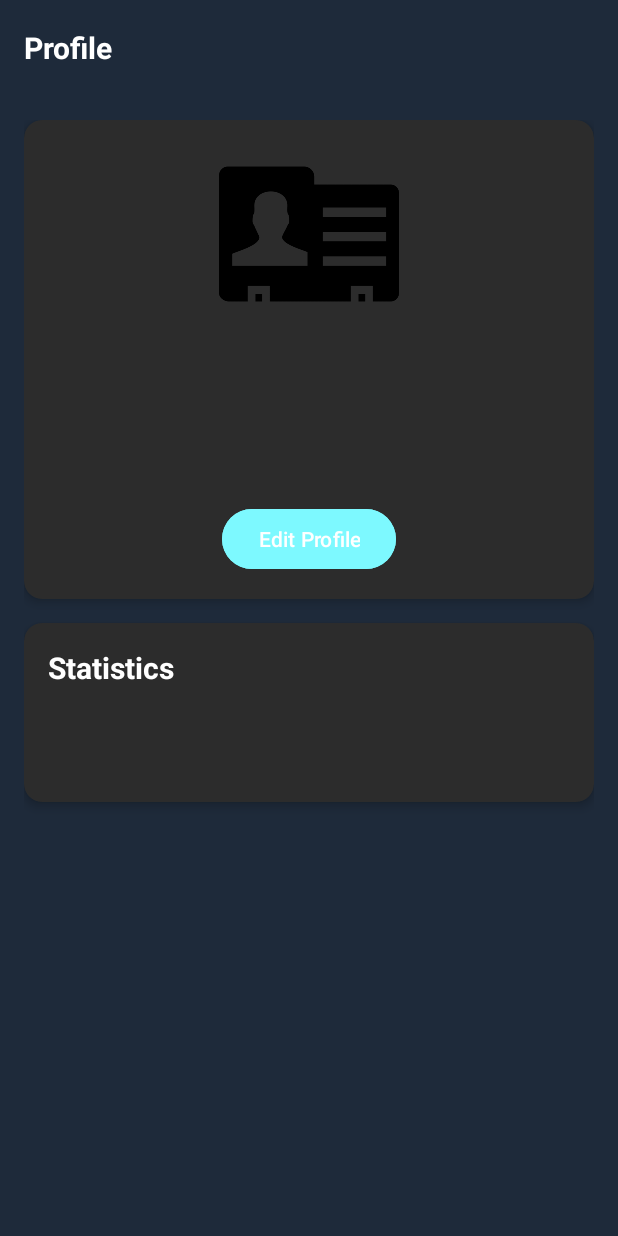
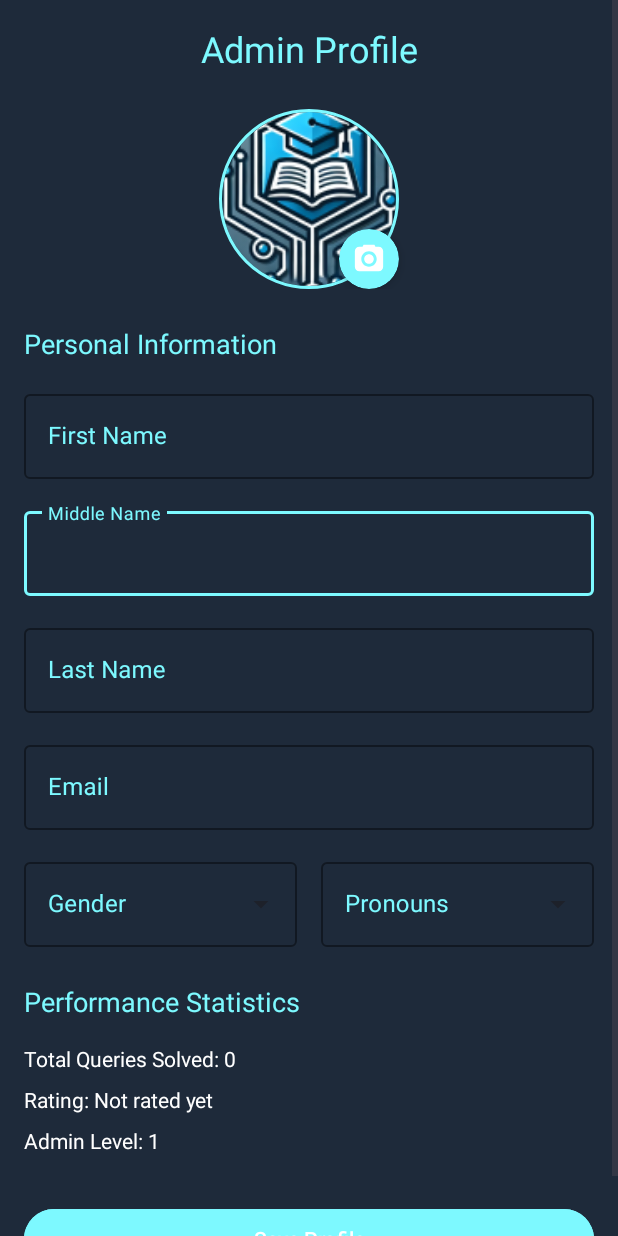
Before and after one commit to Nate1203/CampusConnect_V1, an Android app: the layout fragment_admin_profile.xml on its own in the app's theme, with its tools: preview values and no code run, on a phone screen of 412 x 824 dp. Run offline under Robolectric (Android 15) with nearby library versions, the phone set to English and light mode, and no system bars.

```diff
--- a/app/src/main/res/layout/fragment_admin_profile.xml
+++ b/app/src/main/res/layout/fragment_admin_profile.xml
@@ -1,153 +1,236 @@
 <?xml version="1.0" encoding="utf-8"?>
-<androidx.coordinatorlayout.widget.CoordinatorLayout
-    xmlns:android="http://schemas.android.com/apk/res/android"
+<ScrollView xmlns:android="http://schemas.android.com/apk/res/android"
     xmlns:app="http://schemas.android.com/apk/res-auto"
     android:layout_width="match_parent"
     android:layout_height="match_parent"
     android:background="@color/dark_background">
 
-    <com.google.android.material.appbar.AppBarLayout
-        android:id="@+id/appBarLayout"
+    <LinearLayout
         android:layout_width="match_parent"
         android:layout_height="wrap_content"
-        android:background="@color/dark_background">
+        android:orientation="vertical"
+        android:padding="16dp">
 
-        <androidx.appcompat.widget.Toolbar
-            android:id="@+id/profileToolbar"
+        <TextView
             android:layout_width="match_parent"
-            android:layout_height="?attr/actionBarSize"
-            android:background="@color/dark_background">
+            android:layout_height="wrap_content"
+            android:text="Admin Profile"
+            android:textAlignment="center"
+            android:textSize="24sp"
+            android:textColor="@color/electric_blue"
+            android:layout_marginBottom="24dp"/>
 
-            <TextView
-                android:layout_width="wrap_content"
+        <!-- Profile Image Section -->
+        <RelativeLayout
+            android:layout_width="match_parent"
+            android:layout_height="wrap_content"
+            android:layout_marginBottom="24dp">
+
+            <de.hdodenhof.circleimageview.CircleImageView
+                android:id="@+id/adminProfileImage"
+                android:layout_width="120dp"
+                android:layout_height="120dp"
+                android:layout_centerHorizontal="true"
+                android:src="@mipmap/ic_launcher_round"
+                app:civ_border_color="@color/electric_blue"
+                app:civ_border_width="2dp" />
+
+            <androidx.cardview.widget.CardView
+                android:layout_width="40dp"
+                android:layout_height="40dp"
+                android:layout_alignEnd="@id/adminProfileImage"
+                android:layout_alignBottom="@id/adminProfileImage"
+                app:cardBackgroundColor="@color/electric_blue"
+                app:cardCornerRadius="20dp"
+                app:cardElevation="4dp">
+
+                <ImageView
+                    android:id="@+id/changePhotoButton"
+                    android:layout_width="match_parent"
+                    android:layout_height="match_parent"
+                    android:padding="8dp"
+                    android:src="@drawable/ic_camera" />
+
+            </androidx.cardview.widget.CardView>
+        </RelativeLayout>
+
+        <!-- Personal Information Section -->
+        <TextView
+            android:layout_width="match_parent"
+            android:layout_height="wrap_content"
+            android:text="Personal Information"
+            android:textSize="18sp"
+            android:textColor="@color/electric_blue"
+            android:layout_marginBottom="16dp"/>
+
+        <com.google.android.material.textfield.TextInputLayout
+            style="@style/Widget.MaterialComponents.TextInputLayout.OutlinedBox"
+            android:layout_width="match_parent"
+            android:layout_height="wrap_content"
+            android:layout_marginBottom="16dp"
+            app:boxStrokeColor="@color/electric_blue"
+            android:textColorHint="@color/electric_blue"
+            app:hintTextColor="@color/electric_blue">
+
+            <com.google.android.material.textfield.TextInputEditText
+                android:id="@+id/firstNameInput"
+                android:layout_width="match_parent"
                 android:layout_height="wrap_content"
-                android:text="Profile"
-                android:textColor="@color/white"
-                android:textSize="20sp"
-                android:textStyle="bold" />
+                android:hint="First Name"
+                android:textColor="@android:color/white"
+                android:enabled="false"
+                android:inputType="textPersonName" />
+        </com.google.android.material.textfield.TextInputLayout>
 
-        </androidx.appcompat.widget.Toolbar>
+        <com.google.android.material.textfield.TextInputLayout
+            style="@style/Widget.MaterialComponents.TextInputLayout.OutlinedBox"
+            android:layout_width="match_parent"
+            android:layout_height="wrap_content"
+            android:layout_marginBottom="16dp"
+            app:boxStrokeColor="@color/electric_blue"
+            android:textColorHint="@color/electric_blue"
+            app:hintTextColor="@color/electric_blue">
 
-    </com.google.android.material.appbar.AppBarLayout>
+            <com.google.android.material.textfield.TextInputEditText
+                android:id="@+id/middleNameInput"
+                android:layout_width="match_parent"
+                android:layout_height="wrap_content"
+                android:hint="Middle Name"
+                android:textColor="@android:color/white"
+                android:inputType="textPersonName" />
+        </com.google.android.material.textfield.TextInputLayout>
 
-    <androidx.core.widget.NestedScrollView
-        android:layout_width="match_parent"
-        android:layout_height="match_parent"
-        app:layout_behavior="@string/appbar_scrolling_view_behavior">
+        <com.google.android.material.textfield.TextInputLayout
+            style="@style/Widget.MaterialComponents.TextInputLayout.OutlinedBox"
+            android:layout_width="match_parent"
+            android:layout_height="wrap_content"
+            android:layout_marginBottom="16dp"
+            app:boxStrokeColor="@color/electric_blue"
+            android:textColorHint="@color/electric_blue"
+            app:hintTextColor="@color/electric_blue">
+
+            <com.google.android.material.textfield.TextInputEditText
+                android:id="@+id/lastNameInput"
+                android:layout_width="match_parent"
+                android:layout_height="wrap_content"
+                android:hint="Last Name"
+                android:textColor="@android:color/white"
+                android:enabled="false"
+                android:inputType="textPersonName" />
+        </com.google.android.material.textfield.TextInputLayout>
+
+        <com.google.android.material.textfield.TextInputLayout
+            style="@style/Widget.MaterialComponents.TextInputLayout.OutlinedBox"
+            android:layout_width="match_parent"
+            android:layout_height="wrap_content"
+            android:layout_marginBottom="16dp"
+            app:boxStrokeColor="@color/electric_blue"
+            android:textColorHint="@color/electric_blue"
+            app:hintTextColor="@color/electric_blue">
+
+            <com.google.android.material.textfield.TextInputEditText
+                android:id="@+id/emailInput"
+                android:layout_width="match_parent"
+                android:layout_height="wrap_content"
+                android:hint="Email"
+                android:textColor="@android:color/white"
+                android:enabled="false"
+                android:inputType="textEmailAddress" />
+        </com.google.android.material.textfield.TextInputLayout>
+
+        <LinearLayout
+            android:layout_width="match_parent"
+            android:layout_height="wrap_content"
+            android:orientation="horizontal"
+            android:layout_marginBottom="16dp">
+
+            <com.google.android.material.textfield.TextInputLayout
+                style="@style/Widget.MaterialComponents.TextInputLayout.OutlinedBox.ExposedDropdownMenu"
+                android:layout_width="0dp"
+                android:layout_weight="1"
+                android:layout_height="wrap_content"
+                android:layout_marginEnd="8dp"
+                app:boxStrokeColor="@color/electric_blue"
+                android:textColorHint="@color/electric_blue"
+                app:hintTextColor="@color/electric_blue">
+
+                <AutoCompleteTextView
+                    android:id="@+id/genderSpinner"
+                    android:layout_width="match_parent"
+                    android:layout_height="wrap_content"
+                    android:hint="Gender"
+                    android:textColor="@android:color/white"
+                    android:inputType="none" />
+            </com.google.android.material.textfield.TextInputLayout>
+
+            <com.google.android.material.textfield.TextInputLayout
+                style="@style/Widget.MaterialComponents.TextInputLayout.OutlinedBox.ExposedDropdownMenu"
+                android:layout_width="0dp"
+                android:layout_weight="1"
+                android:layout_height="wrap_content"
+                android:layout_marginStart="8dp"
+                app:boxStrokeColor="@color/electric_blue"
+                android:textColorHint="@color/electric_blue"
+                app:hintTextColor="@color/electric_blue">
+
+                <AutoCompleteTextView
+                    android:id="@+id/pronounsSpinner"
+                    android:layout_width="match_parent"
+                    android:layout_height="wrap_content"
+                    android:hint="Pronouns"
+                    android:textColor="@android:color/white"
+                    android:inputType="none" />
+            </com.google.android.material.textfield.TextInputLayout>
+        </LinearLayout>
+
+        <!-- Statistics Section -->
+        <TextView
+            android:layout_width="match_parent"
+            android:layout_height="wrap_content"
+            android:text="Performance Statistics"
+            android:textSize="18sp"
+            android:textColor="@color/electric_blue"
+            android:layout_marginTop="8dp"
+            android:layout_marginBottom="16dp"/>
 
         <LinearLayout
             android:layout_width="match_parent"
             android:layout_height="wrap_content"
             android:orientation="vertical"
-            android:padding="16dp">
+            android:layout_marginBottom="24dp">
 
-            <androidx.cardview.widget.CardView
+            <TextView
+                android:id="@+id/totalQueriesText"
                 android:layout_width="match_parent"
                 android:layout_height="wrap_content"
-                android:layout_marginBottom="16dp"
-                app:cardBackgroundColor="@color/card_background"
-                app:cardCornerRadius="12dp"
-                app:cardElevation="4dp">
+                android:text="Total Queries Solved: 0"
+                android:textColor="@android:color/white"
+                android:layout_marginBottom="8dp"/>
 
-                <LinearLayout
-                    android:layout_width="match_parent"
-                    android:layout_height="wrap_content"
-                    android:orientation="vertical"
-                    android:padding="16dp">
-
-                    <ImageView
-                        android:id="@+id/adminProfileImage"
-                        android:layout_width="120dp"
-                        android:layout_height="120dp"
-                        android:layout_gravity="center"
-                        android:layout_marginBottom="16dp"
-                        android:src="@drawable/ic_profile" />
-
-                    <TextView
-                        android:id="@+id/adminNameText"
-                        android:layout_width="wrap_content"
-                        android:layout_height="wrap_content"
-                        android:layout_gravity="center"
-                        android:textColor="@color/white"
-                        android:textSize="24sp"
-                        android:textStyle="bold" />
-
-                    <TextView
-                        android:id="@+id/adminEmailText"
-                        android:layout_width="wrap_content"
-                        android:layout_height="wrap_content"
-                        android:layout_gravity="center"
-                        android:textColor="@color/text_secondary"
-                        android:textSize="16sp" />
-
-                    <TextView
-                        android:id="@+id/adminRatingText"
-                        android:layout_width="wrap_content"
-                        android:layout_height="wrap_content"
-                        android:layout_gravity="center"
-                        android:layout_marginTop="8dp"
-                        android:textColor="@color/electric_blue"
-                        android:textSize="18sp"
-                        android:textStyle="bold" />
-
-                    <Button
-                        android:id="@+id/editProfileButton"
-                        android:layout_width="wrap_content"
-                        android:layout_height="wrap_content"
-                        android:layout_gravity="center"
-                        android:layout_marginTop="16dp"
-                        android:backgroundTint="@color/electric_blue"
-                        android:text="Edit Profile"
-                        android:textColor="@color/white" />
-
-                </LinearLayout>
-
-            </androidx.cardview.widget.CardView>
-
-            <androidx.cardview.widget.CardView
+            <TextView
+                android:id="@+id/adminRatingText"
                 android:layout_width="match_parent"
                 android:layout_height="wrap_content"
-                android:layout_marginBottom="16dp"
-                app:cardBackgroundColor="@color/card_background"
-                app:cardCornerRadius="12dp"
-                app:cardElevation="4dp">
+                android:text="Rating: Not rated yet"
+                android:textColor="@android:color/white"
+                android:layout_marginBottom="8dp"/>
 
-                <LinearLayout
-                    android:layout_width="match_parent"
-                    android:layout_height="wrap_content"
-                    android:orientation="vertical"
-                    android:padding="16dp">
-
-                    <TextView
-                        android:layout_width="wrap_content"
-                        android:layout_height="wrap_content"
-                        android:text="Statistics"
-                        android:textColor="@color/white"
-                        android:textSize="20sp"
-                        android:textStyle="bold" />
-
-                    <TextView
-                        android:id="@+id/totalQueriesText"
-                        android:layout_width="wrap_content"
-                        android:layout_height="wrap_content"
-                        android:layout_marginTop="8dp"
-                        android:textColor="@color/text_secondary"
-                        android:textSize="16sp" />
-
-                    <TextView
-                        android:id="@+id/averageResponseTimeText"
-                        android:layout_width="wrap_content"
-                        android:layout_height="wrap_content"
-                        android:layout_marginTop="8dp"
-                        android:textColor="@color/text_secondary"
-                        android:textSize="16sp" />
-
-                </LinearLayout>
-
-            </androidx.cardview.widget.CardView>
-
+            <TextView
+                android:id="@+id/adminLevelText"
+                android:layout_width="match_parent"
+                android:layout_height="wrap_content"
+                android:text="Admin Level: 1"
+                android:textColor="@android:color/white"
+                android:layout_marginBottom="8dp"/>
         </LinearLayout>
 
-    </androidx.core.widget.NestedScrollView>
+        <Button
+            android:id="@+id/saveButton"
+            android:layout_width="match_parent"
+            android:layout_height="wrap_content"
+            android:backgroundTint="@color/electric_blue"
+            android:text="Save Profile"
+            android:textColor="@android:color/white" />
 
-</androidx.coordinatorlayout.widget.CoordinatorLayout>
+    </LinearLayout>
+</ScrollView>
```
